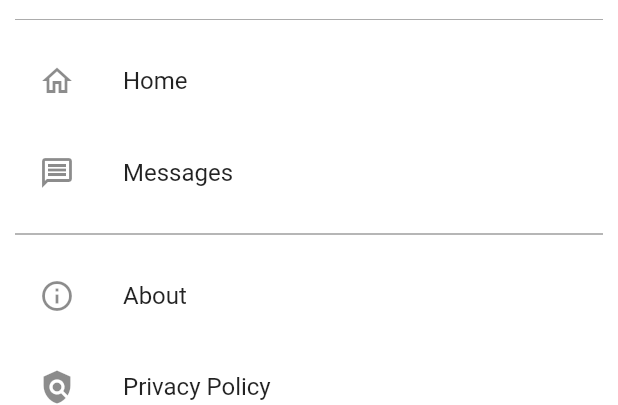
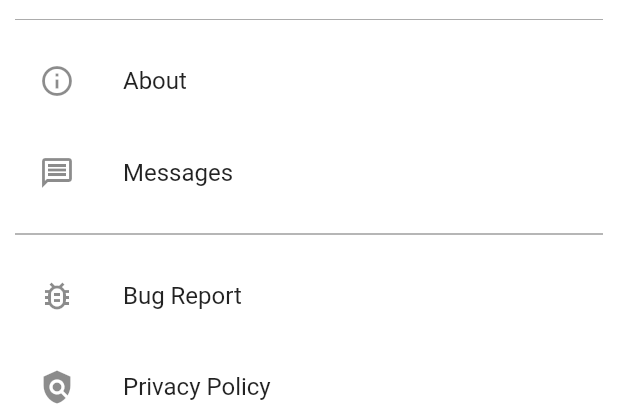
Before and after one commit to johndeweyzxc/Telegraph, a Flutter app: the SideBarItems widget shown alone on an empty page, opened directly, on a phone screen of 412 x 824 dp. Shown: the top 405 px of the screen. Run offline on Flutter 3.47's test engine with Material 2 defaults, Android fonts, the phone set to English and light mode, and no system bars; our stand-ins replace firebase_auth, firebase_core, google_sign_in; accounts and stored records are empty; network calls fail.

Commit message:
Added bug report page for reporting bugs in the app

```diff
--- a/lib/Pages/Widgets/sidebar_items.dart
+++ b/lib/Pages/Widgets/sidebar_items.dart
@@ -2,10 +2,10 @@ import 'package:flutter/material.dart';
 import 'package:telegraph/const_var.dart';
 import 'package:telegraph/Auth/auth_instance.dart';
 import 'package:telegraph/Pages/about.dart';
-import 'package:telegraph/Pages/home_page.dart';
-import 'package:telegraph/Pages/dark_mode.dart';
 import 'package:telegraph/Pages/messages.dart';
 import 'package:telegraph/Pages/privacy_policy.dart';
+import 'package:telegraph/Pages/bug_report.dart';
+import 'package:telegraph/Pages/dark_mode.dart';
 
 class SideBarItems extends StatelessWidget {
   final BuildContext context;
@@ -32,12 +32,10 @@ class SideBarItems extends StatelessWidget {
             color: defaultGrey,
           ),
           ListTile(
-            leading: const Icon(
-              Icons.home_outlined,
-            ),
-            title: const Text("Home"),
+            leading: const Icon(Icons.info_outline),
+            title: const Text("About"),
             onTap: () {
-              onTapVal(const HomePage());
+              onTapVal(const AboutPage());
             },
           ),
           ListTile(
@@ -53,10 +51,10 @@ class SideBarItems extends StatelessWidget {
             color: defaultBlack,
           ),
           ListTile(
-            leading: const Icon(Icons.info_outline),
-            title: const Text("About"),
+            leading: const Icon(Icons.bug_report_outlined),
+            title: const Text("Bug Report"),
             onTap: () {
-              onTapVal(const AboutPage());
+              onTapVal(const BugReport());
             },
           ),
           ListTile(
```
Also changed, not shown: lib/Pages/bug_report.dart (added, +22 -0 lines).
